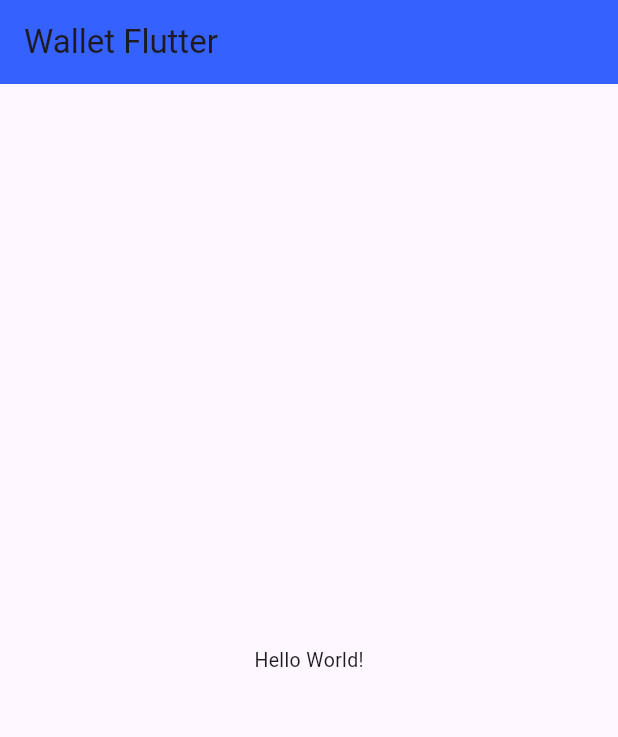
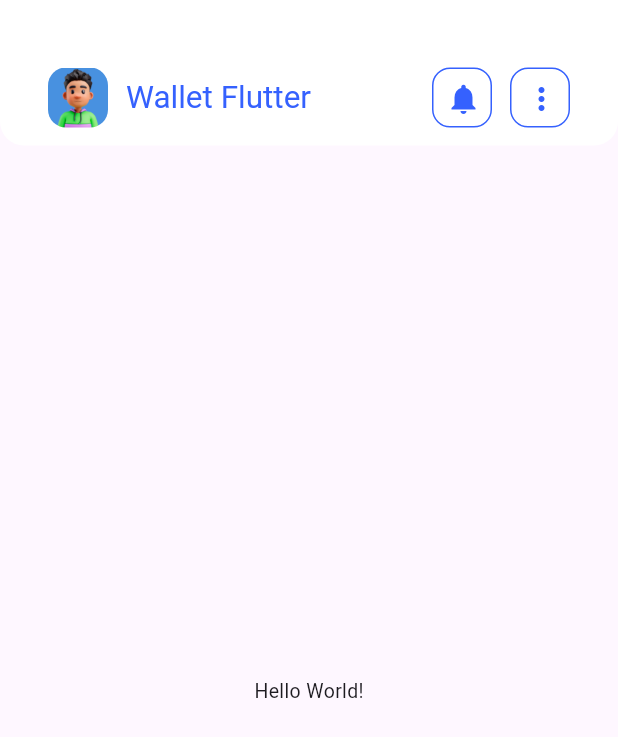
Before and after one commit to JotaAlarcon/my_wallet_flutter, a Flutter app: the screen it shows after launch, on a phone screen of 412 x 824 dp. Shown: the top 737 px of the screen. Run offline on Flutter 3.47's test engine with Material 3 defaults, Android fonts, the phone set to English and light mode, and no system bars.

Commit message:
se agrego appbar con iconos y texto

```diff
--- /dev/null
+++ b/lib/app.dart
@@ -0,0 +1,17 @@
+import 'package:flutter/material.dart';
+import 'package:my_wallet_flutter/design/themes/default_theme_wallet.dart';
+import 'package:my_wallet_flutter/pages/home_page.dart';
+
+
+class WalletApp extends StatelessWidget {
+  const WalletApp({super.key});
+
+  @override
+  Widget build(BuildContext context) {
+    return MaterialApp(
+      debugShowCheckedModeBanner: false,
+      theme: DefaultThemeWallet.defaultTheme,
+      home: const HomePage()
+    );
+  }
+}
--- a/lib/design/colors.dart
+++ b/lib/design/colors.dart
@@ -5,12 +5,12 @@ class WalletColors {
   static const Color primaryColor = Color.fromRGBO(53, 97, 254, 1);
   static const Color secondaryColor = Color.fromRGBO(243 , 246, 255, 1);
   static const Color lightColor = Colors.white;
-  static const Color lightColorOpacity = Color.fromRGBO(255, 255, 255, 0.2);
+  static const Color lightColorOpacity = Color.fromRGBO(255, 255, 255, 0.4);
   static const Color darkColor = Colors.black;
   static const Color lightDarkColor = Color.fromRGBO(113, 113, 112, 1);
-  static const Color darkColorOpacity = Color.fromRGBO(255, 255, 255, 0.2);
-  static const Color errorColor = Color.fromRGBO(249, 56, 57, 0.2);
+  static const Color darkColorOpacity = Color.fromRGBO(255, 255, 255, 0.1);
+  static const Color errorColor = Color.fromRGBO(249, 56, 57, 0.8);
   static const Color onErrorColor = Color.fromRGBO(249, 56, 57, 1);
-  static const Color successColor = Color.fromRGBO(35, 159, 87, 0.2);
+  static const Color successColor = Color.fromRGBO(35, 159, 87, 0.8);
   static const Color onSuccessColor = Color.fromRGBO(35, 159, 87, 1);
 }
--- a/lib/main.dart
+++ b/lib/main.dart
@@ -1,28 +1,6 @@
 import 'package:flutter/material.dart';
-import 'package:my_wallet_flutter/design/colors.dart';
-import 'package:my_wallet_flutter/design/themes/default_theme_wallet.dart';
+import 'package:my_wallet_flutter/app.dart';
 
 void main() {
-  runApp(const MainApp());
+  runApp(const WalletApp());
 }
-
-class MainApp extends StatelessWidget {
-  const MainApp({super.key});
-
-  @override
-  Widget build(BuildContext context) {
-    return MaterialApp(
-      debugShowCheckedModeBanner: false,
-      theme: DefaultThemeWallet.defaultTheme,
-      home: Scaffold(
-        appBar: AppBar(
-          title: const Text('Wallet Flutter'),
-          backgroundColor: WalletColors.primaryColor,
-        ),
-        body: Center(
-          child: Text('Hello World!'),
-        ),
-      ),
-    );
-  }
-}
--- /dev/null
+++ b/lib/pages/home_page.dart
@@ -0,0 +1,29 @@
+import 'package:flutter/material.dart';
+import 'package:my_wallet_flutter/design/colors.dart';
+import 'package:my_wallet_flutter/widgets/home_app_bar_titile.dart';
+
+class HomePage extends StatelessWidget {
+  const HomePage({super.key});
+
+  @override
+  Widget build(BuildContext context) {
+    return Scaffold(
+      appBar: AppBar(
+        toolbarHeight: 97,
+        backgroundColor: WalletColors.lightColor,
+        shape: const RoundedRectangleBorder(
+          borderRadius: BorderRadius.only(
+            bottomLeft: Radius.circular(16),
+            bottomRight: Radius.circular(16))
+            ),
+        title: const Padding(
+          padding:  EdgeInsets.fromLTRB(16, 45, 16, 12),
+          child:  HomeAppBarTitle(),
+        ),
+      ),
+      body: const Center(
+        child: Text('Hello World!'),
+      ),
+    );
+  }
+}
--- /dev/null
+++ b/lib/widgets/home_app_bar_titile.dart
@@ -0,0 +1,68 @@
+import 'package:flutter/material.dart';
+import 'package:my_wallet_flutter/design/colors.dart';
+
+
+class HomeAppBarTitle extends StatelessWidget {
+  const HomeAppBarTitle({super.key});
+
+  @override
+  Widget build(BuildContext context) {
+    return Row(
+            children: [
+              Container(
+                width: 40,
+                height: 40,
+                margin: const EdgeInsets.only(right: 12),
+                decoration: const BoxDecoration(
+                    borderRadius: BorderRadius.all(Radius.circular(12)),
+                    image: DecorationImage(
+                        image: AssetImage('assets/images/perfil.jpg')
+                    )
+                ),
+              ),
+              Expanded(
+                child: Text(
+                  'Wallet Flutter',
+                  style: Theme.of(context).textTheme.headlineLarge,
+                ),
+              ),
+              ContainerHeaderIcon(
+                configMargin: const EdgeInsets.only(right: 12),
+                iconButton: IconButton(
+                  onPressed: (){},
+                  icon: const Icon(Icons.notifications, color: WalletColors.primaryColor,),
+                  ),
+              ),
+              ContainerHeaderIcon(
+                iconButton: IconButton(
+                  onPressed: (){},
+                  icon: const Icon(Icons.more_vert, color: WalletColors.primaryColor,),
+                  ),
+              )
+            ],
+          );
+  }
+}
+
+class ContainerHeaderIcon extends StatelessWidget {
+  final IconButton iconButton;
+  final EdgeInsets? configMargin;
+  const ContainerHeaderIcon({
+    super.key,
+    required this.iconButton,
+    this.configMargin});
+
+  @override
+  Widget build(BuildContext context) {
+    return Container(
+      height: 40,
+      width: 40,
+      margin: configMargin,
+      decoration: BoxDecoration(
+        borderRadius: const BorderRadius.all(Radius.circular(12)),
+        border: Border.all(color: WalletColors.primaryColor),
+      ),
+      child: iconButton,
+    );
+  }
+}
--- a/pubspec.yaml
+++ b/pubspec.yaml
@@ -26,3 +26,7 @@ flutter:
         - asset: assets/fonts/Roboto-Regular.ttf
         - asset: assets/fonts/Roboto-Medium.ttf
           weight: 700
+
+  #--------------------Importación de imagenes---------------------#
+  assets:
+    - assets/images/
```
Also changed, not shown: assets/images/perfil.jpg (added).
